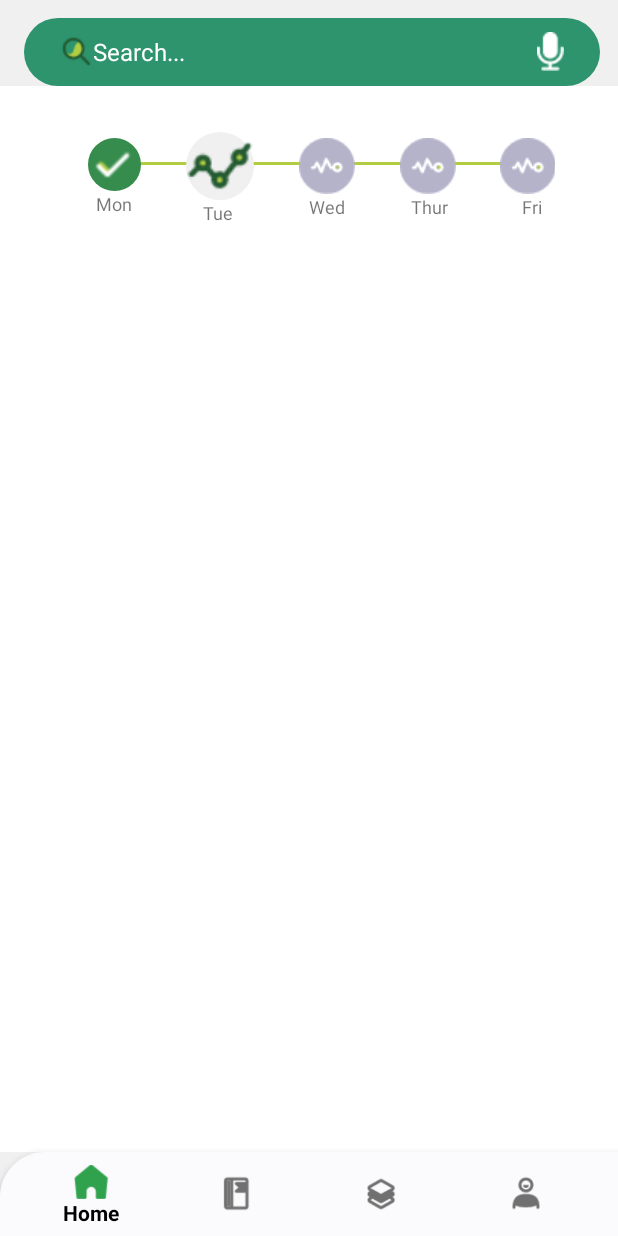
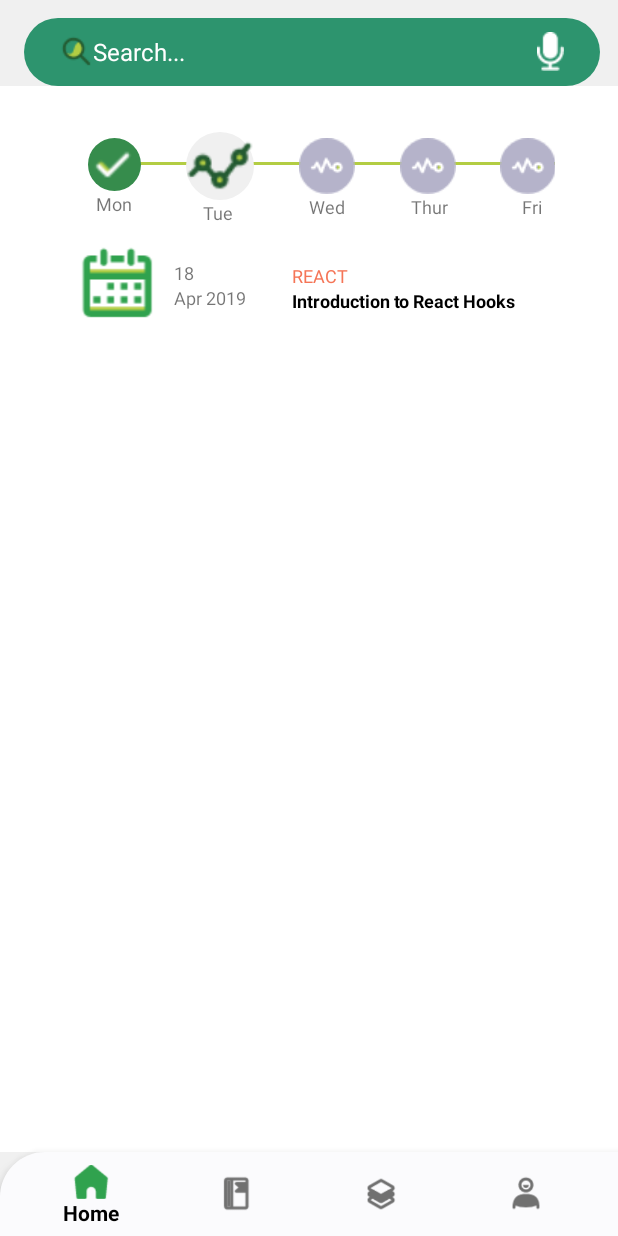
Before and after one commit to toluwalope19/decagon_classroom, an Android app: the screen it shows after launch (MainActivity), on a phone screen of 412 x 824 dp. Run offline under Robolectric (Android 15) with nearby library versions, the phone set to English and light mode, and no system bars.

Commit message:
calendar design

```diff
--- a/app/src/main/res/layout/fragment_homepage.xml
+++ b/app/src/main/res/layout/fragment_homepage.xml
@@ -164,6 +164,81 @@
             tools:layout_editor_absoluteY="50dp" />
 
 
+        <LinearLayout
+            android:layout_width="match_parent"
+            android:layout_height="wrap_content"
+            android:orientation="horizontal"
+            android:layout_marginTop="24dp"
+            android:weightSum="7"
+            app:layout_constraintTop_toBottomOf="@id/guideline4"
+            app:layout_constraintLeft_toRightOf="@id/guideline">
+
+
+                <ImageView
+                    android:layout_width="wrap_content"
+                    android:layout_height="wrap_content"
+                    android:src="@drawable/date"
+                    android:contentDescription="calendar"
+                    android:layout_weight="1"/>
+
+            <LinearLayout
+                android:layout_width="wrap_content"
+                android:layout_height="wrap_content"
+                android:layout_weight="2"
+                android:layout_marginTop="12dp"
+                android:layout_marginLeft="8dp"
+                android:orientation="vertical"
+                android:weightSum="2">
+
+                <TextView
+                    android:id="@+id/current_date_day"
+                    android:layout_width="wrap_content"
+                    android:textSize="12dp"
+                    android:layout_height="wrap_content"
+                    android:text="18"/>
+                <TextView
+                    android:id="@+id/current_date_month"
+                    android:textSize="12dp"
+                    android:layout_width="wrap_content"
+                    android:layout_height="wrap_content"
+                    android:text="Apr 2019"/>
+
+
+            </LinearLayout>
+            <LinearLayout
+                android:layout_width="wrap_content"
+                android:layout_height="wrap_content"
+                android:layout_weight="4"
+                android:layout_marginTop="14dp"
+                android:layout_marginLeft="18dp"
+                android:orientation="vertical"
+                android:weightSum="2">
+
+                <TextView
+                    android:id="@+id/current_topic"
+                    android:layout_width="wrap_content"
+                    android:textSize="12dp"
+                    android:textColor="@color/errorColor"
+                    android:layout_height="wrap_content"
+                    android:text="REACT"/>
+                <TextView
+                    android:id="@+id/current_subTopic"
+                    android:textSize="12dp"
+                    android:textStyle="bold"
+                    android:textColor="@color/colorPrimaryDark"
+                    android:layout_width="wrap_content"
+                    android:layout_height="wrap_content"
+                    android:text="Introduction to React Hooks"/>
+
+
+            </LinearLayout>
+
+
+
+        </LinearLayout>
+
+
+
     </androidx.constraintlayout.widget.ConstraintLayout>
 
 
```
Also changed, not shown: app/src/main/res/drawable-v24/date.png (added).
